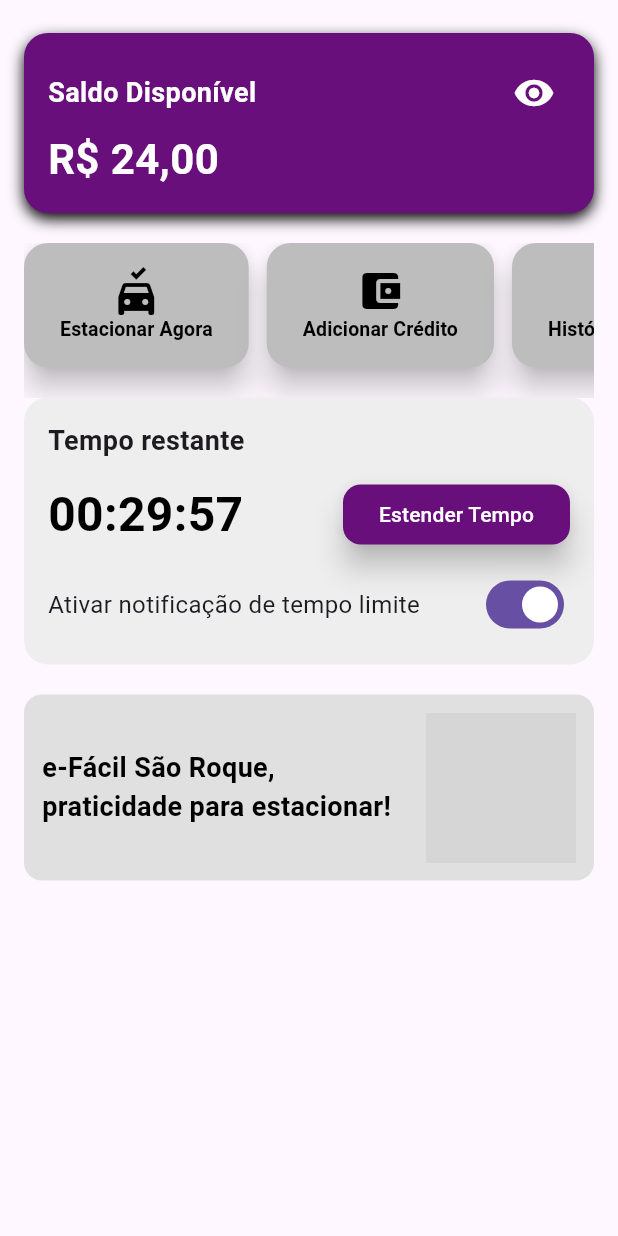
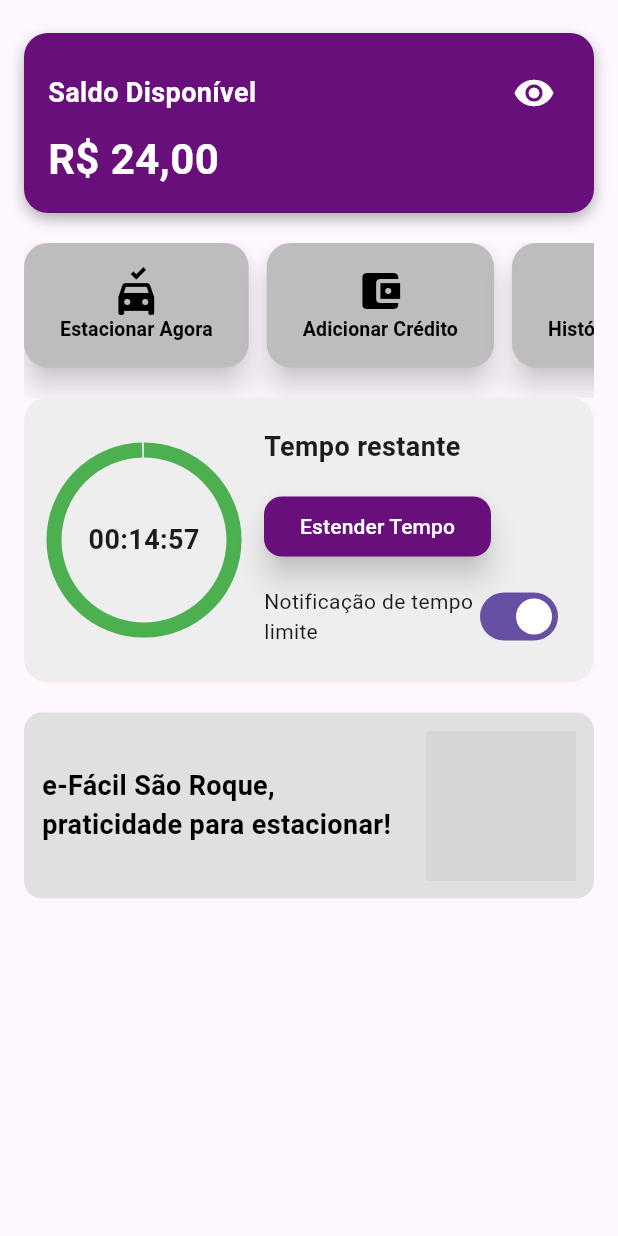
Before and after one commit to LucasCGentile/estaciona_facil, a Flutter app: the HomePage screen opened directly, after a tap on "Estender Tempo", on a phone screen of 412 x 824 dp. Run offline on Flutter 3.47's test engine with Material 3 defaults, Android fonts, the light colour scheme and no system bars; our stand-ins replace mask_text_input_formatter, pin_code_fields, shared_preferences; accounts and stored records are empty; network calls fail; grey boxes are pictures that could not be loaded.

Commit message:
update
criado a pagina de troca de senha, atualizado algumas paginas

```diff
--- a/lib/pages/home_page.dart
+++ b/lib/pages/home_page.dart
@@ -8,7 +8,6 @@
 
 class HomePage extends StatefulWidget {
   const HomePage({super.key, required this.title});
-
   final String title;
 
   @override
@@ -16,7 +15,8 @@
 }
 
 class _MyHomePageState extends State<HomePage> {
-  Duration tempoRestante = Duration(minutes: 30); // Tempo inicial (ex: 30 min)
+  Duration tempoRestante = Duration(minutes: 15);
+  final Duration tempoTotalInicial = Duration(minutes: 15);
   Timer? timer;
 
   @override
@@ -28,10 +28,10 @@
   Future<void> carregarTempo() async {
     final prefs = await SharedPreferences.getInstance();
     int segundosSalvos =
-        prefs.getInt('tempoRestante') ?? 1800; // 30 minutos padrão
-    setState(() {
-      tempoRestante = Duration(seconds: segundosSalvos);
-    });
+        prefs.getInt('tempoRestante') ?? tempoTotalInicial.inSeconds;
+    tempoRestante = Duration(
+      seconds: segundosSalvos.clamp(0, tempoTotalInicial.inSeconds),
+    );
     iniciarContador();
   }
 
@@ -57,8 +57,26 @@
     super.dispose();
   }
 
+  Color getProgressColor() {
+    double progress = tempoRestante.inSeconds / tempoTotalInicial.inSeconds;
+    if (progress > 0.5) return Colors.green;
+    if (progress > 0.2) return Colors.orange;
+    return Colors.red;
+  }
+
+  String formatarTempo(Duration duracao) {
+    int horas = duracao.inHours;
+    int minutos = duracao.inMinutes.remainder(60);
+    int segundos = duracao.inSeconds.remainder(60);
+    return '${horas.toString().padLeft(2, '0')}:'
+        '${minutos.toString().padLeft(2, '0')}:'
+        '${segundos.toString().padLeft(2, '0')}';
+  }
+
   @override
   Widget build(BuildContext context) {
+    double progresso = tempoRestante.inSeconds / tempoTotalInicial.inSeconds;
+
     return Scaffold(
       body: SingleChildScrollView(
         padding: EdgeInsets.symmetric(horizontal: 16.0, vertical: 22.0),
@@ -76,9 +94,7 @@
                 borderRadius: BorderRadius.circular(16),
                 boxShadow: [
                   BoxShadow(
-                    color: Colors.black.withValues(
-                      alpha: (0.7 * 255).round().toDouble(),
-                    ),
+                    color: const Color.fromARGB(77, 0, 0, 0),
                     blurRadius: 8.0,
                     offset: Offset(0, 4),
                   ),
@@ -138,17 +154,13 @@
                     label: 'Estacionar Agora',
                     onPressed: () {},
                   ),
-
                   SizedBox(width: 12),
-
                   _botaoAcao(
                     icon: Icons.account_balance_wallet,
                     label: 'Adicionar Crédito',
                     onPressed: () {},
                   ),
-
                   SizedBox(width: 12),
-
                   _botaoAcao(
                     icon: Icons.history,
                     label: 'Histórico de Uso',
@@ -158,47 +170,62 @@
               ),
             ),
 
-            // CONTADOR DE TEMPO
+            // CONTADOR CIRCULAR MENOR E À ESQUERDA
             Container(
-              padding: EdgeInsets.all(16.0),
+              padding: EdgeInsets.all(20),
               margin: EdgeInsets.only(bottom: 20),
               decoration: BoxDecoration(
                 color: Colors.grey[200],
                 borderRadius: BorderRadius.circular(16),
               ),
+              child: Row(
+                children: [
+                  // CÍRCULO À ESQUERDA
+                  Stack(
+                    alignment: Alignment.center,
+                    children: [
+                      SizedBox(
+                        width: 120,
+                        height: 120,
+                        child: CircularProgressIndicator(
+                          value: progresso,
+                          strokeWidth: 10,
+                          valueColor: AlwaysStoppedAnimation(
+                            getProgressColor(),
+                          ),
+                          backgroundColor: Colors.grey[300],
+                        ),
+                      ),
+                      Text(
+                        formatarTempo(tempoRestante),
+                        style: TextStyle(
+                          fontSize: 18,
+                          fontWeight: FontWeight.bold,
+                        ),
+                      ),
+                    ],
+                  ),
+                  SizedBox(width: 20),
+                  // TEXTOS E BOTÕES À DIREITA
+                  Expanded(
                     child: Column(
                       crossAxisAlignment: CrossAxisAlignment.start,
                       children: [
                         Text(
                           'Tempo restante',
-                    style: TextStyle(fontSize: 18, fontWeight: FontWeight.bold),
-                  ),
-                  SizedBox(height: 12),
-                  Row(
-                    mainAxisAlignment: MainAxisAlignment.spaceBetween,
-                    children: [
-                      Text(
-                        '${tempoRestante.inHours.toString().padLeft(2, '0')}:'
-                        '${tempoRestante.inMinutes.remainder(60).toString().padLeft(2, '0')}:'
-                        '${tempoRestante.inSeconds.remainder(60).toString().padLeft(2, '0')}',
                           style: TextStyle(
-                          fontSize: 32,
+                            fontSize: 18,
                             fontWeight: FontWeight.bold,
-                          color: Colors.black,
                           ),
                         ),
+                        SizedBox(height: 16),
                         ElevatedButton(
                           onPressed: () {
-                          MainScreenState.of(
-                            context,
-                          )?.setCurrentIndex(1); // Redireciona para TicketPage
+                            MainScreenState.of(context)?.setCurrentIndex(1);
                           },
-
                           style: ElevatedButton.styleFrom(
                             elevation: 8,
-                          shadowColor: Colors.black.withValues(
-                            alpha: (0.8 * 255).round().toDouble(),
-                          ),
+                            shadowColor: const Color.fromARGB(204, 0, 0, 0),
                             backgroundColor: AppColors.corPrincipal,
                             shape: RoundedRectangleBorder(
                               borderRadius: BorderRadius.circular(12),
@@ -209,23 +236,26 @@
                             style: TextStyle(color: Colors.white),
                           ),
                         ),
-                    ],
-                  ),
                         SizedBox(height: 12),
                         Row(
                           mainAxisAlignment: MainAxisAlignment.spaceBetween,
                           children: [
-                      Text(
-                        'Ativar notificação de tempo limite',
-                        style: TextStyle(fontSize: 16),
+                            Expanded(
+                              child: Text(
+                                'Notificação de tempo limite',
+                                style: TextStyle(fontSize: 14),
+                              ),
                             ),
                             Switch.adaptive(
                               value: true,
                               onChanged: (bool value) {
-                          // Adicione aqui sua lógica de notificação
+                                // lógica de notificação
                               },
                             ),
                           ],
+                        ),
+                      ],
+                    ),
                   ),
                 ],
               ),
@@ -277,9 +307,7 @@
       onPressed: onPressed,
       style: ElevatedButton.styleFrom(
         elevation: 8,
-        shadowColor: Colors.black.withValues(
-          alpha: (0.8 * 255).round().toDouble(),
-        ),
+        shadowColor: const Color.fromARGB(204, 0, 0, 0),
         backgroundColor: Colors.grey[400],
         shape: RoundedRectangleBorder(borderRadius: BorderRadius.circular(16)),
         padding: EdgeInsets.symmetric(vertical: 16, horizontal: 24),
--- a/lib/pages/main_screen.dart
+++ b/lib/pages/main_screen.dart
@@ -1,6 +1,6 @@
-import 'package:estaciona_facil/assets/app_colors.dart';
 import 'package:estaciona_facil/assets/bottom_navigation.dart';
 import 'package:estaciona_facil/assets/menu_modal.dart';
+import 'package:estaciona_facil/change_password.dart';
 import 'package:estaciona_facil/pages/config_page.dart';
 import 'package:estaciona_facil/pages/home_page.dart';
 import 'package:estaciona_facil/pages/my_account.dart';
@@ -10,6 +10,7 @@
 import 'package:estaciona_facil/pages/use_page.dart';
 import 'package:estaciona_facil/pages/vehicle_page.dart';
 import 'package:flutter/material.dart';
+import 'package:estaciona_facil/assets/app_colors.dart';
 
 // Seu AppBar modularizado
 PreferredSizeWidget customAppBar(BuildContext context) {
@@ -133,6 +134,7 @@
     const MyAccount(title: 'Minha Conta'), // 5
     const ConfigPage(title: 'Configurações'), // 6
     const TermsPage(title: 'Termos de Uso'), // 7
+    const ChangePassword(title: 'Alterar Senha'), //8
   ];
 
   void _onNavTap(int index) {
--- a/lib/pages/use_page.dart
+++ b/lib/pages/use_page.dart
@@ -13,7 +13,7 @@
   @override
   Widget build(BuildContext context) {
     return Scaffold(
-      body: Center(child: Text('Pagfina para historico de tickets')),
+      body: Center(child: Text('Pagina para historico de tickets')),
     );
   }
 }
```
Also changed, not shown: lib/assets/avatar_modal.dart (+83 -11 lines), lib/change_password.dart (added, +15 -0 lines), lib/pages/config_page.dart (+4 -3 lines), lib/pages/ticket_page.dart (+4 -3 lines). Lines whose indentation alone changed are shown as unchanged.
